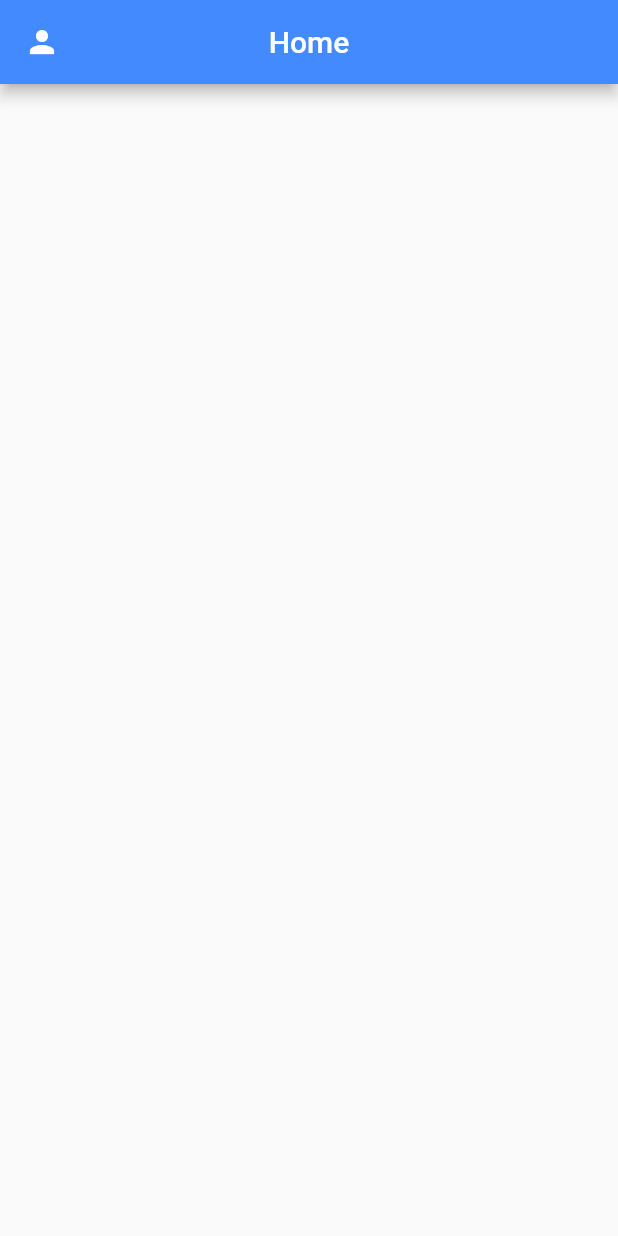
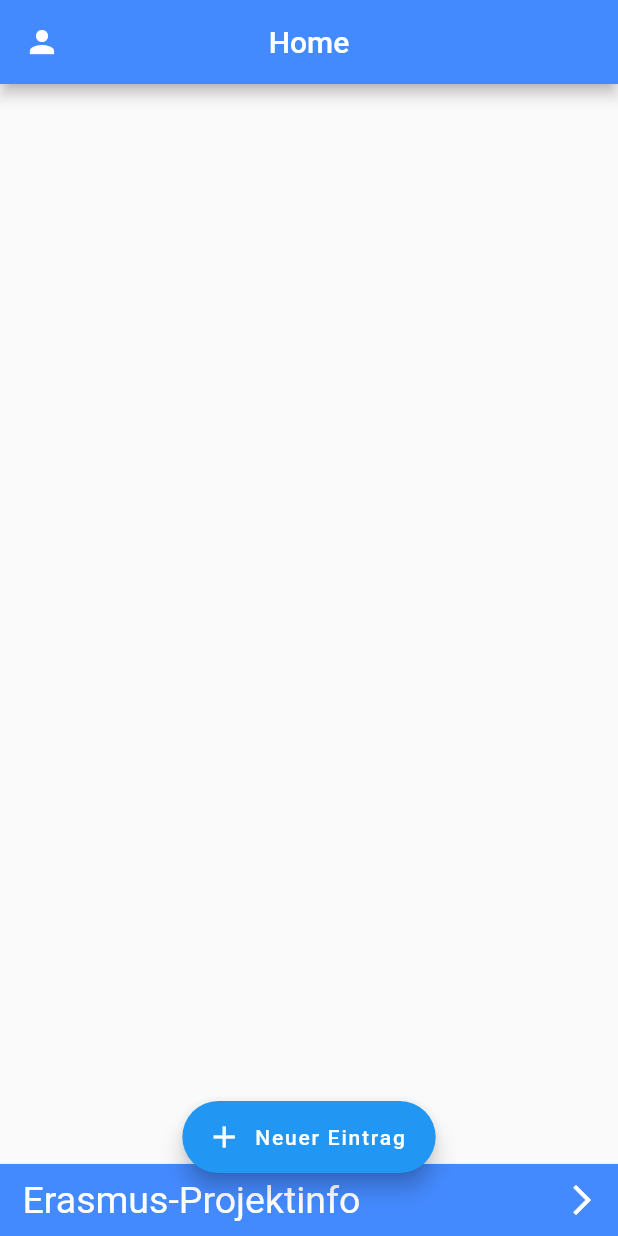
Before and after one commit to tth05/ErasmusDoc, a Flutter app: the AppHomeScreen screen opened by its route, on a phone screen of 412 x 824 dp. Run offline on Flutter 3.47's test engine with Material 2 defaults, Android fonts, the light colour scheme and no system bars.

Commit message:
Add BottomAppBar and FloatingActionButton to HomeScreen

```diff
--- a/lib/main.dart
+++ b/lib/main.dart
@@ -6,7 +6,6 @@
 import 'dart:async';
 
 import 'package:erasmus_app/screens/app_home/app_home.dart';
-import 'package:erasmus_app/screens/personal_info/personal_info.dart';
 import 'package:flutter/material.dart';
 import 'package:flutter_localizations/flutter_localizations.dart';
 
@@ -20,7 +19,7 @@ class App extends StatelessWidget {
   Widget build(BuildContext context) {
     return MaterialApp(
       title: 'Erasmus',
-      home: PersonalInfoScreen(),
+      home: AppHomeScreen(),
       routes: <String, WidgetBuilder>{
         '/home': (BuildContext context) => new AppHomeScreen()
       },
--- a/lib/screens/app_home/app_home.dart
+++ b/lib/screens/app_home/app_home.dart
@@ -3,6 +3,7 @@
     License: This project is licensed under the terms of the GNU General Public License v3.0, see LICENSE.txt
 */
 import 'package:erasmus_app/globals.dart' as globals;
+import 'package:erasmus_app/screens/app_home/custom_button_location.dart';
 import 'package:flutter/material.dart';
 
 class AppHomeScreen extends StatefulWidget {
@@ -14,9 +15,56 @@ class AppHomeState extends State<AppHomeScreen> {
   @override
   Widget build(BuildContext context) {
     return Scaffold(
-      appBar: AppBar(title: Text("Home"),
+      appBar: AppBar(
+        title: Text("Home"),
         centerTitle: true,
-        leading: IconButton(icon: Icon(Icons.person), onPressed: () => Navigator.of(context).pushNamed("/")),),
+        leading: IconButton(
+          icon: Icon(Icons.person),
+          onPressed: () => Navigator.of(context).pushNamed("/"),
+        ),
+      ),
+      floatingActionButton: FloatingActionButton.extended(
+        onPressed: () {},
+        icon: Icon(Icons.add),
+        label: Text("Neuer Eintrag"),
+      ),
+      floatingActionButtonLocation: CustomCenterDockedFloatingActionButtonLocation(18.0),
+      bottomNavigationBar: BottomAppBar(
+        elevation: 2.0,
+        color: Theme
+            .of(context)
+            .primaryColor,
+        child: Row(
+          crossAxisAlignment: CrossAxisAlignment.center,
+          mainAxisAlignment: MainAxisAlignment.spaceBetween,
+          children: <Widget>[
+            Padding(
+              padding: EdgeInsets.only(left: 10.0),
+              child: Row(
+                children: <Widget>[
+//                  Image.asset(
+//                    "assets/images/erasmus.png",
+//                    fit: BoxFit.contain,
+//                    scale: 5.0,
+//                  ),
+                  Padding(
+                    padding: EdgeInsets.only(left: 5.0),
+                    child: Text(
+                      "Erasmus-Projektinfo",
+                      style: TextStyle(color: Colors.white, fontSize: 25.0),
+                    ),
+                  ),
+                ],
+              ),
+            ),
+            IconButton(
+              color: Colors.white,
+              icon: Icon(Icons.arrow_forward_ios),
+              onPressed: () {},
+            ),
+          ],
+        ),
+      ),
       body: Center(
         child: Column(
           mainAxisAlignment: MainAxisAlignment.center,
--- /dev/null
+++ b/lib/screens/app_home/custom_button_location.dart
@@ -0,0 +1,38 @@
+/*
+    Created by Tim Theisinger on 09.09.2018
+    License: This project is licensed under the terms of the GNU General Public License v3.0, see LICENSE.txt
+*/
+
+import 'dart:math' as math;
+
+import 'package:flutter/material.dart';
+
+class CustomCenterDockedFloatingActionButtonLocation extends FloatingActionButtonLocation {
+  final yOffset;
+
+  const CustomCenterDockedFloatingActionButtonLocation(this.yOffset);
+
+  @override
+  Offset getOffset(ScaffoldPrelayoutGeometry scaffoldGeometry) {
+    final double fabX = (scaffoldGeometry.scaffoldSize.width - scaffoldGeometry.floatingActionButtonSize.width) / 2.0;
+    return new Offset(fabX, getDockedY(scaffoldGeometry) - yOffset);
+  }
+
+  @protected
+  double getDockedY(ScaffoldPrelayoutGeometry scaffoldGeometry) {
+    final double contentBottom = scaffoldGeometry.contentBottom;
+    final double bottomSheetHeight = scaffoldGeometry.bottomSheetSize.height;
+    final double fabHeight = scaffoldGeometry.floatingActionButtonSize.height;
+    final double snackBarHeight = scaffoldGeometry.snackBarSize.height;
+
+    double fabY = contentBottom - fabHeight / 2.0;
+    // The FAB should sit with a margin between it and the snack bar.
+    if (snackBarHeight > 0.0)
+      fabY = math.min(fabY, contentBottom - snackBarHeight - fabHeight - kFloatingActionButtonMargin);
+    // The FAB should sit with its center in front of the top of the bottom sheet.
+    if (bottomSheetHeight > 0.0) fabY = math.min(fabY, contentBottom - bottomSheetHeight - fabHeight / 2.0);
+
+    final double maxFabY = scaffoldGeometry.scaffoldSize.height - fabHeight;
+    return math.min(maxFabY, fabY);
+  }
+}
```
